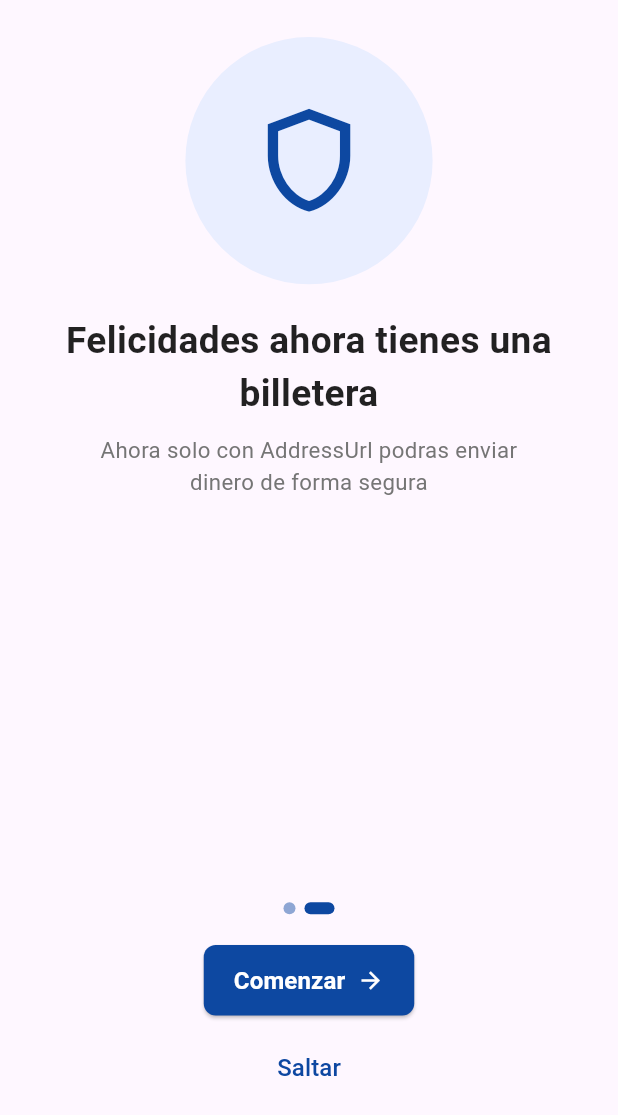
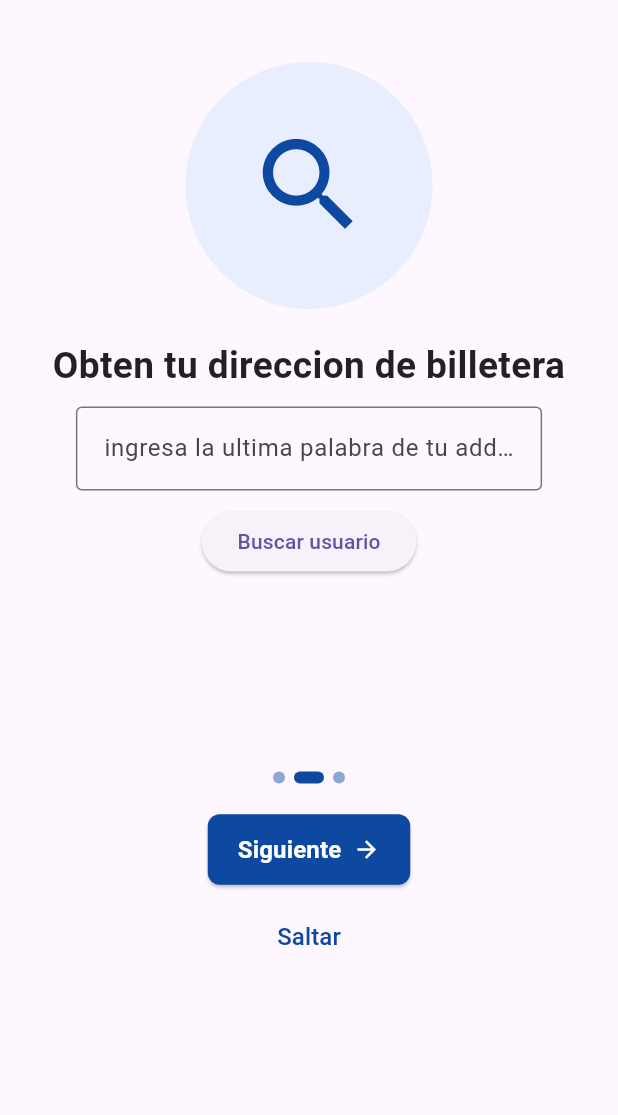
Before and after one commit to AllsVeam/Hackathon-front, a Flutter app: the CarouselScreen screen opened directly, swiped to page 2, on a phone screen of 412 x 824 dp. Shown: the top 1115 px of the screen. Run offline on Flutter 3.47's test engine with Material 3 defaults, Android fonts, the light colour scheme and no system bars; drawn by our look-alikes of carousel_slider; our stand-ins replace cloud_firestore, firebase_auth, firebase_core, flutter_native_splash, image_picker, shared_preferences; missing offline and left inert: firebase_ui_auth; accounts and stored records are empty.

Commit message:
consumo-busqueda

```diff
--- /dev/null
+++ b/lib/domain/entities/allWallet.dart
@@ -0,0 +1,54 @@
+class allWallet {
+  final bool success;
+  final String message;
+  final String? sendingWalletAddressId;
+  final String? sendingWalletAddressPublicName;
+  final String? sendingWalletAddressAssetCode;
+  final int? sendingWalletAddressAssetScale;
+  final String? sendingWalletAddressAuthServer;
+  final String? sendingWalletAddressResourceServer;
+
+  allWallet({
+    required this.success,
+    required this.message,
+    this.sendingWalletAddressId,
+    this.sendingWalletAddressPublicName,
+    this.sendingWalletAddressAssetCode,
+    this.sendingWalletAddressAssetScale,
+    this.sendingWalletAddressAuthServer,
+    this.sendingWalletAddressResourceServer,
+  });
+
+  factory allWallet.fromMap(Map<String, dynamic> map) {
+    final Map<String, dynamic>? sendingWalletAddressMap = map['sendingWalletAddress'] as Map<String, dynamic>?;
+
+    return allWallet(
+      success: map['success'] as bool? ?? false,
+      message: map['message'] as String? ?? '',
+      sendingWalletAddressId: sendingWalletAddressMap?['id'] as String?,
+      sendingWalletAddressPublicName: sendingWalletAddressMap?['publicName'] as String?,
+      sendingWalletAddressAssetCode: sendingWalletAddressMap?['assetCode'] as String?,
+      sendingWalletAddressAssetScale: sendingWalletAddressMap?['assetScale'] as int?,
+      sendingWalletAddressAuthServer: sendingWalletAddressMap?['authServer'] as String?,
+      sendingWalletAddressResourceServer: sendingWalletAddressMap?['resourceServer'] as String?,
+    );
+  }
+
+  Map<String, dynamic> toMap() {
+    final Map<String, dynamic> result = {
+      'success': success,
+      'message': message,
+    };
+    if (sendingWalletAddressId != null) {
+      result['sendingWalletAddress'] = {
+        'id': sendingWalletAddressId,
+        'publicName': sendingWalletAddressPublicName,
+        'assetCode': sendingWalletAddressAssetCode,
+        'assetScale': sendingWalletAddressAssetScale,
+        'authServer': sendingWalletAddressAuthServer,
+        'resourceServer': sendingWalletAddressResourceServer,
+      };
+    }
+    return result;
+  }
+}
--- a/lib/l10n/app_en.arb
+++ b/lib/l10n/app_en.arb
@@ -46,7 +46,7 @@
   "linkSignIn": "Sign In",
   "carrouseltitle1": "You need to have a wallet",
   "carrouseltitle2": "Congratulations, you now have a wallet.",
-  "carrouseltitle3": "Easy & Convenient",
+  "carrouseltitle3": "Obtén tu dirección de billetera",
   "carrouselsubtitle1": "Create your wallet at the following URL",
   "carrouselsubtitle2": "Now you can send money safely with just AddressUrl.",
   "carrouselsubtitle3": "Make payments, pay bills, and transfer money with just a few taps.",
--- a/lib/l10n/app_es.arb
+++ b/lib/l10n/app_es.arb
@@ -47,7 +47,7 @@
   "linkSignIn": "Iniciar Sesión",
   "carrouseltitle1": "Necesitas contar con billetera",
   "carrouseltitle2": "Felicidades ahora tienes una billetera",
-  "carrouseltitle3": "Fácil y conveniente",
+  "carrouseltitle3": "Obten tu direccion de billetera",
   "carrouselsubtitle1": "Crea tu billetera en la siguiente URL.",
   "carrouselsubtitle2": "Ahora solo con AddressUrl podras enviar dinero de forma segura",
   "carrouselsubtitle3": "Realiza pagos, paga facturas y transfiere dinero con solo unos toques.",
--- a/lib/l10n/app_localizations.dart
+++ b/lib/l10n/app_localizations.dart
@@ -362,7 +362,7 @@ abstract class AppLocalizations {
   /// No description provided for @carrouseltitle3.
   ///
   /// In en, this message translates to:
-  /// **'Easy & Convenient'**
+  /// **'Obtén tu dirección de billetera'**
   String get carrouseltitle3;
 
   /// No description provided for @carrouselsubtitle1.
--- a/lib/l10n/app_localizations_en.dart
+++ b/lib/l10n/app_localizations_en.dart
@@ -141,7 +141,7 @@ class AppLocalizationsEn extends AppLocalizations {
   String get carrouseltitle2 => 'Congratulations, you now have a wallet.';
 
   @override
-  String get carrouseltitle3 => 'Easy & Convenient';
+  String get carrouseltitle3 => 'Obtén tu dirección de billetera';
 
   @override
   String get carrouselsubtitle1 => 'Create your wallet at the following URL';
--- a/lib/l10n/app_localizations_es.dart
+++ b/lib/l10n/app_localizations_es.dart
@@ -141,7 +141,7 @@ class AppLocalizationsEs extends AppLocalizations {
   String get carrouseltitle2 => 'Felicidades ahora tienes una billetera';
 
   @override
-  String get carrouseltitle3 => 'Fácil y conveniente';
+  String get carrouseltitle3 => 'Obten tu direccion de billetera';
 
   @override
   String get carrouselsubtitle1 => 'Crea tu billetera en la siguiente URL.';
--- a/lib/presentation/screens/carousel/carousel_screen.dart
+++ b/lib/presentation/screens/carousel/carousel_screen.dart
@@ -1,3 +1,4 @@
+import 'package:alquiler_app/data/services/open_payments/open_payments_service.dart';
 import 'package:alquiler_app/l10n/app_localizations.dart';
 import 'package:alquiler_app/presentation/screens/auth/auth_register.dart';
 import 'package:alquiler_app/presentation/widgets/buttons.dart';
@@ -5,7 +6,8 @@ import 'package:alquiler_app/presentation/widgets/icon_backgr.dart';
 import 'package:carousel_slider/carousel_slider.dart';
 import 'package:flutter/material.dart';
 import 'package:url_launcher/url_launcher.dart';
-import 'package:flutter/gestures.dart'; // Importa este paquete para TapGestureRecognizer
+import 'package:flutter/gestures.dart';
+import 'package:alquiler_app/domain/entities/allWallet.dart';
 
 class CarouselScreen extends StatefulWidget {
   const CarouselScreen({super.key});
@@ -16,11 +18,50 @@ class CarouselScreen extends StatefulWidget {
 
 class _CarouselScreenState extends State<CarouselScreen> {
   int _currentIndex = 0;
-  final CarouselSliderController _carouselController =
-      CarouselSliderController();
+  final CarouselSliderController _carouselController = CarouselSliderController();
 
   final Color blueColor = const Color.fromARGB(255, 13, 72, 161);
   final Color blueColoropaco = const Color.fromARGB(118, 13, 72, 161);
+
+  final TextEditingController _textController = TextEditingController();
+
+  Future<void> sendToEndpoint() async {
+    final String name = _textController.text;
+    try {
+      final allWallet response = await OpenPaymentsService.getAllWallet(name);
+      _showSuccessDialog(response.sendingWalletAddressId ?? "No Address Found");
+    } catch (e) {
+      ScaffoldMessenger.of(context).showSnackBar(
+        SnackBar(content: Text("Error al buscar el usuario: $e")),
+      );
+    }
+  }
+
+  void _showSuccessDialog(String message) {
+    showDialog(
+      context: context,
+      builder: (BuildContext context) {
+        return AlertDialog(
+          title: const Text(""),
+          content: Text(message),
+          actions: [
+            TextButton(
+              child: const Text("Cerrar"),
+              onPressed: () {
+                Navigator.of(context).pop();
+              },
+            ),
+          ],
+        );
+      },
+    );
+  }
+
+  @override
+  void dispose() {
+    _textController.dispose();
+    super.dispose();
+  }
 
   void _onButtonPressed(int items) {
     if (_currentIndex < items - 1) {
@@ -49,15 +90,13 @@ class _CarouselScreenState extends State<CarouselScreen> {
       {
         'icon': Icons.wallet_outlined,
         'title': loc.carrouseltitle1,
-        // Usamos una sola clave 'subtitle' que contendrá el RichText.
         'subtitle': RichText(
-          textAlign: TextAlign.center, // Alinea el texto del RichText
+          textAlign: TextAlign.center,
           text: TextSpan(
             children: [
               TextSpan(
                 text: loc.carrouselsubtitle1 + ' \n',
                 style: TextStyle(
-                  // Estilo para el texto principal
                   color: Colors.grey[600],
                   fontSize: MediaQuery.of(context).size.height * 0.018,
                 ),
@@ -65,12 +104,10 @@ class _CarouselScreenState extends State<CarouselScreen> {
               TextSpan(
                 text: "URL:https://wallet.interledger-test.dev/",
                 style: TextStyle(
-                  // Estilo para el enlace
                   color: Colors.blue,
                   decoration: TextDecoration.underline,
                   fontSize: MediaQuery.of(context).size.height * 0.018,
                 ),
-                // Aquí es donde se hace clicable
                 recognizer: TapGestureRecognizer()..onTap = _launchUrl,
               ),
             ],
@@ -78,9 +115,29 @@ class _CarouselScreenState extends State<CarouselScreen> {
         ),
       },
       {
+        'icon': Icons.search,
+        'title': loc.carrouseltitle3,
+        'subtitle': Column(
+          children: [
+            TextField(
+              controller: _textController,
+              textAlign: TextAlign.center,
+              decoration: const InputDecoration(
+                hintText: "ingresa la ultima palabra de tu adddressUrl",
+                border: OutlineInputBorder(),
+              ),
+            ),
+            const SizedBox(height: 10),
+            ElevatedButton(
+              onPressed: sendToEndpoint,
+              child: const Text('Buscar usuario'),
+            ),
+          ],
+        ),
+      },
+       {
         'icon': Icons.shield_outlined,
         'title': loc.carrouseltitle2,
-        // Para los otros items, el 'subtitle' sigue siendo un String
         'subtitle': Text(
           loc.carrouselsubtitle2,
           textAlign: TextAlign.center,
@@ -94,14 +151,14 @@ class _CarouselScreenState extends State<CarouselScreen> {
 
     return Scaffold(
       body: SafeArea(
-        child: Stack(
+        child: SingleChildScrollView(
+          child: Column(
+            mainAxisAlignment: MainAxisAlignment.center,
             children: [
-            Column(
-              mainAxisAlignment: MainAxisAlignment.start,
-              crossAxisAlignment: CrossAxisAlignment.center,
-              children: [
-                SizedBox(height: MediaQuery.of(context).size.height * 0.03),
-                CarouselSlider(
+              // El Carousel
+              SizedBox(
+                height: MediaQuery.of(context).size.height * 0.6,
+                child: CarouselSlider(
                   carouselController: _carouselController,
                   options: CarouselOptions(
                     height: MediaQuery.of(context).size.height * 0.5,
@@ -141,22 +198,18 @@ class _CarouselScreenState extends State<CarouselScreen> {
                         const SizedBox(height: 10),
                         Padding(
                           padding: const EdgeInsets.symmetric(horizontal: 30.0),
-                          // Aquí usamos el subtítulo que puede ser un Widget o un String
-                          // Por eso, es mejor que todos los 'subtitle' sean widgets para evitar errores.
                           child: item['subtitle'],
                         ),
                       ],
                     );
                   }).toList(),
                 ),
+              ),
 
-                SizedBox(height: MediaQuery.of(context).size.height * 0.2),
+              const SizedBox(height: 20),
 
-                Align(
-                  alignment: Alignment.bottomCenter,
-                  child: Padding(
-                    padding: const EdgeInsets.only(bottom: 20),
-                    child: Column(
+              // The dots and buttons
+              Column(
                 mainAxisSize: MainAxisSize.min,
                 crossAxisAlignment: CrossAxisAlignment.center,
                 children: [
@@ -228,11 +281,8 @@ class _CarouselScreenState extends State<CarouselScreen> {
                   ),
                 ],
               ),
-                  ),
-                ),
             ],
           ),
-          ],
         ),
       ),
     );
```
Also changed, not shown: lib/data/services/open_payments/open_payments_service.dart (+24 -0 lines). Lines whose indentation alone changed are shown as unchanged.
